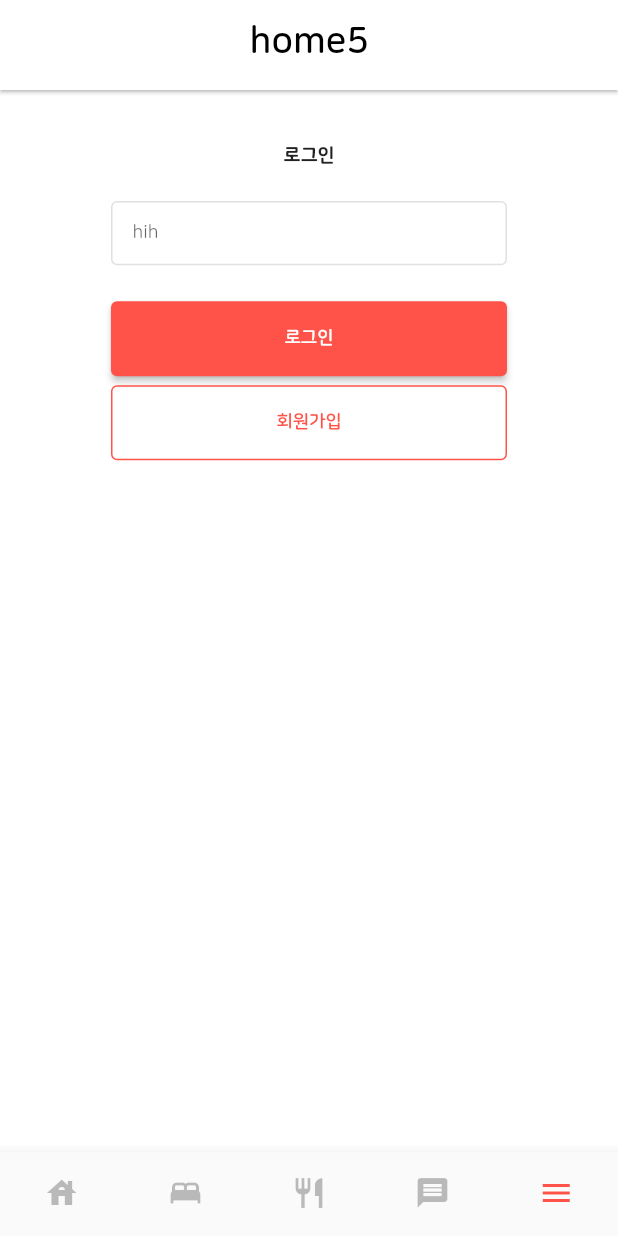
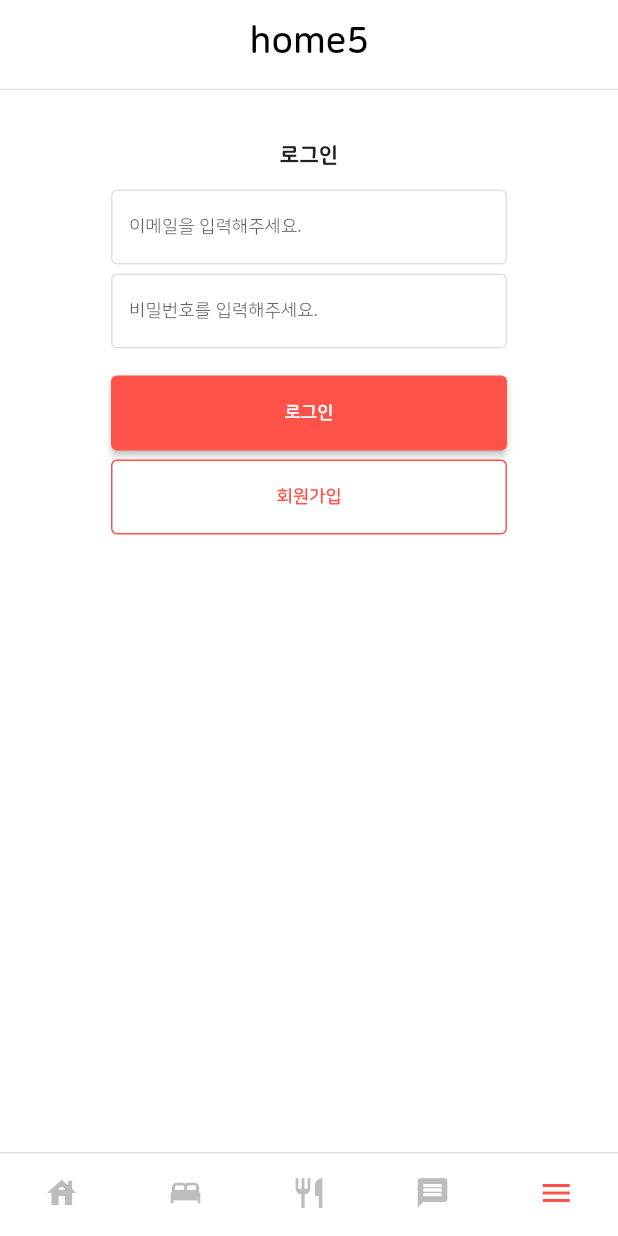
Before and after one commit to ttap0704/pet-app, a Flutter app: the screen it shows after launch, item 5 of the bottom bar chosen, on a phone screen of 412 x 824 dp. Run offline on Flutter 3.47's test engine with Material 2 defaults, Android fonts, the phone set to English and light mode, and no system bars; our stand-ins replace hooks_riverpod; missing offline and left inert: dart:html; network calls fail.

Commit message:
modify whole layout

```diff
--- a/lib/views/user/index.dart
+++ b/lib/views/user/index.dart
@@ -1,11 +1,8 @@
 import 'package:flutter/material.dart';
 import 'package:hooks_riverpod/hooks_riverpod.dart';
-import 'package:pet_app/classes/mungroad_colors.dart';
 import 'package:pet_app/store/user.dart';
-import 'package:pet_app/styles.dart';
-import 'package:pet_app/widgets/common/common_input.dart';
-import 'package:pet_app/widgets/layout/layout_contents.dart';
 import 'package:pet_app/widgets/layout/layout_login.dart';
+import 'package:pet_app/widgets/layout/layout_small.dart';
 
 class UserIndex extends ConsumerStatefulWidget {
   const UserIndex({Key? key}) : super(key: key);
@@ -20,77 +17,14 @@ class UserIndexState extends ConsumerState<UserIndex> {
     final watchUser = ref.watch(userProvider);
 
     if (watchUser.id == 0) {
-      return const LayoutLogin(child: NotLoginLayout());
+      return const LayoutSmall(child: LayoutLogin());
     } else {
       return Column(
         children: [
-          ProfileBox(),
+          const ProfileBox(),
         ],
       );
     }
-  }
-}
-
-class NotLoginLayout extends StatelessWidget {
-  const NotLoginLayout({Key? key}) : super(key: key);
-
-  @override
-  Widget build(BuildContext context) {
-    TextStyle buttonTextStyle = TextStyle(
-      fontWeight: FontWeight.w700,
-      fontSize: multiplyFree(defaultSize, 1),
-    );
-    double maxWidth = multiplyFree(defaultSize, 10);
-    return Column(
-      mainAxisAlignment: MainAxisAlignment.start,
-      crossAxisAlignment: CrossAxisAlignment.center,
-      children: [
-        Text(
-          '로그인',
-          style: TextStyle(
-            fontSize: multiplyFree(defaultSize, 1.05),
-            fontWeight: FontWeight.w800,
-          ),
-        ),
-        SizedBox(
-          height: multiply20(defaultSize),
-        ),
-        CommonInput(),
-        SizedBox(
-          height: multiply20(defaultSize),
-        ),
-        FractionallySizedBox(
-          widthFactor: 1,
-          child: ElevatedButton(
-            onPressed: () {},
-            style: ElevatedButton.styleFrom(
-              padding: EdgeInsets.symmetric(
-                vertical: multiply15(defaultSize),
-              ),
-            ),
-            child: Text(
-              '로그인',
-              style: buttonTextStyle,
-            ),
-          ),
-        ),
-        SizedBox(
-          height: multiply05(defaultSize),
-        ),
-        FractionallySizedBox(
-          widthFactor: 1,
-          child: OutlinedButton(
-            onPressed: () {},
-            style: OutlinedButton.styleFrom(
-              padding: EdgeInsets.symmetric(
-                vertical: multiply15(defaultSize),
-              ),
-            ),
-            child: Text('회원가입', style: buttonTextStyle),
-          ),
-        ),
-      ],
-    );
   }
 }
 
--- a/lib/widgets/common/app_bar.dart
+++ b/lib/widgets/common/app_bar.dart
@@ -27,9 +27,27 @@ class CustomAppBarState extends ConsumerState<CustomAppBar> {
     final commonWatch = ref.watch(commonProvider);
 
     final bool isHome = commonWatch.tabNumber == 0 ? true : false;
-    final Color homeTitleColor = isHome ? Colors.white : Colors.black;
+    final double width = MediaQuery.of(context).size.width;
 
-    return AppBar(
+    double paddingValue = 0;
+    if (width > 1000) {
+      paddingValue = (width - 1000) / 2;
+    }
+
+    return Container(
+      padding: EdgeInsets.symmetric(
+        horizontal: paddingValue,
+      ),
+      decoration: BoxDecoration(
+        border: const Border(
+          bottom: BorderSide(
+            color: Colors.black12,
+            width: 1,
+          ),
+        ),
+        color: isHome ? MungroadColors.orange : Colors.white,
+      ),
+      child: AppBar(
         leading: widget.useBackButton ? const BackButton() : null,
         centerTitle: true,
         title: Text(
@@ -42,8 +60,9 @@ class CustomAppBarState extends ConsumerState<CustomAppBar> {
         ),
         backgroundColor: isHome ? MungroadColors.orange : Colors.white,
         bottomOpacity: 1,
-      elevation: 1,
+        elevation: 0,
         shadowColor: Colors.black,
+      ),
     );
   }
 
--- a/lib/widgets/common/bottom_nav.dart
+++ b/lib/widgets/common/bottom_nav.dart
@@ -30,7 +30,29 @@ class CustomBottomNavigationState
   Widget build(BuildContext context) {
     final commonRead = ref.read(commonProvider.notifier);
     final commonWatch = ref.watch(commonProvider);
-    return BottomNavigationBar(
+    final double width = MediaQuery.of(context).size.width;
+
+    double paddingValue = 0;
+    if (width > 1000) {
+      paddingValue = (width - 1000) / 2;
+    }
+
+    return Container(
+      height: kBottomNavigationBarHeight,
+      alignment: Alignment.bottomCenter,
+      padding: EdgeInsets.symmetric(
+        horizontal: paddingValue,
+      ),
+      decoration: const BoxDecoration(
+        color: Colors.white,
+        border: Border(
+          top: BorderSide(
+            color: Colors.black12,
+            width: 1,
+          ),
+        ),
+      ),
+      child: BottomNavigationBar(
         onTap: (int tab) {
           commonRead.setTabNumber(tab);
         },
@@ -48,6 +70,9 @@ class CustomBottomNavigationState
         showSelectedLabels: false,
         showUnselectedLabels: false,
         type: BottomNavigationBarType.fixed,
+        backgroundColor: Colors.white,
+        elevation: 0,
+      ),
     );
   }
 }
--- a/lib/widgets/common/common_input.dart
+++ b/lib/widgets/common/common_input.dart
@@ -17,6 +17,33 @@ class CommonInput extends ConsumerStatefulWidget {
 }
 
 class CommonInputState extends ConsumerState<CommonInput> {
+  String _hint = '';
+  String _value = '';
+
+  @override
+  void initState() {
+    // TODO: implement initState
+    super.initState();
+    String tmpHint = '';
+    String tmpValue = '';
+    if (widget.hint != null) {
+      tmpHint = widget.hint.toString();
+    } else {
+      tmpHint = '';
+    }
+
+    if (widget.value != null) {
+      tmpValue = widget.value.toString();
+    } else {
+      tmpValue = '';
+    }
+
+    setState(() {
+      _hint = tmpHint;
+      _value = tmpValue;
+    });
+  }
+
   final OutlineInputBorder commonBorderStyle = const OutlineInputBorder(
     borderSide: BorderSide(
       color: Colors.black12,
@@ -35,13 +62,13 @@ class CommonInputState extends ConsumerState<CommonInput> {
         enabledBorder: commonBorderStyle,
         isDense: true,
         contentPadding: EdgeInsets.symmetric(
-          vertical: multiplyFree(defaultSize, 1.2),
-          horizontal: multiplyFree(defaultSize, 1.2),
+          vertical: multiplyFree(defaultSize, 1.5),
+          horizontal: multiplyFree(defaultSize, 1),
         ),
         labelStyle: fieldTextStyle,
         hintStyle: fieldTextStyle,
-        floatingLabelBehavior: FloatingLabelBehavior.never,
-        hintText: 'hih',
+        floatingLabelBehavior: FloatingLabelBehavior.always,
+        hintText: _hint,
       ),
       cursorColor: Colors.black12,
     );
--- a/lib/widgets/layout/layout_button_bar.dart
+++ b/lib/widgets/layout/layout_button_bar.dart
@@ -32,6 +32,12 @@ class LayoutButtonBarState extends ConsumerState<LayoutButtonBar> {
 
   @override
   Widget build(BuildContext context) {
+    final double width = MediaQuery.of(context).size.width;
+
+    double paddingValue = 0;
+    if (width > 1000) {
+      paddingValue = (width - 1000) / 2;
+    }
     return Container(
       color: Colors.white,
       width: double.infinity,
@@ -51,6 +57,9 @@ class LayoutButtonBarState extends ConsumerState<LayoutButtonBar> {
                   width: 1,
                 ),
               ),
+            ),
+            padding: EdgeInsets.symmetric(
+              horizontal: paddingValue,
             ),
             child: ButtonBar(
               buttonHeight: multiply20(defaultSize),
@@ -85,9 +94,12 @@ class LayoutButtonBarState extends ConsumerState<LayoutButtonBar> {
               ],
             ),
           ),
-          SizedBox(
+          Container(
             width: MediaQuery.of(context).size.width,
             height: MediaQuery.of(context).size.height - 160,
+            padding: EdgeInsets.symmetric(
+              horizontal: paddingValue,
+            ),
             child: Container(
               padding: EdgeInsets.symmetric(
                 vertical: multiply14(defaultSize),
--- a/lib/widgets/layout/layout_contents.dart
+++ b/lib/widgets/layout/layout_contents.dart
@@ -14,10 +14,20 @@ class LayoutContents extends ConsumerStatefulWidget {
 class LayoutContentsState extends ConsumerState<LayoutContents> {
   @override
   Widget build(BuildContext context) {
+    final double width = MediaQuery.of(context).size.width;
+
+    double paddingValue = 0;
+    if (width > 1000) {
+      paddingValue = (width - 1000) / 2;
+    }
+
     return Container(
       color: Colors.white,
       width: double.infinity,
       height: double.infinity,
+      padding: EdgeInsets.symmetric(
+        horizontal: paddingValue,
+      ),
       child: widget.child,
     );
   }
--- a/lib/widgets/layout/layout_login.dart
+++ b/lib/widgets/layout/layout_login.dart
@@ -1,11 +1,11 @@
 import 'package:flutter/material.dart';
 import 'package:hooks_riverpod/hooks_riverpod.dart';
 import 'package:pet_app/styles.dart';
+import 'package:pet_app/widgets/common/common_input.dart';
 
 class LayoutLogin extends ConsumerStatefulWidget {
-  const LayoutLogin({Key? key, required this.child}) : super(key: key);
+  const LayoutLogin({Key? key}) : super(key: key);
 
-  final Widget child;
   @override
   LayoutLoginState createState() => LayoutLoginState();
 }
@@ -13,19 +13,75 @@ class LayoutLogin extends ConsumerStatefulWidget {
 class LayoutLoginState extends ConsumerState<LayoutLogin> {
   @override
   Widget build(BuildContext context) {
-    return Container(
-      color: Colors.white,
-      width: double.infinity,
-      height: double.infinity,
-      alignment: Alignment.center,
-      child: Container(
-        width: multiplyFree(defaultSize, 22),
-        height: double.infinity,
-        padding: EdgeInsets.symmetric(
-          vertical: multiplyFree(defaultSize, 3),
+    Map _loginInfo = {
+      'id': 'ttap0704@naver.com',
+      'password': 'ttap0704@naver',
+    };
+
+    TextStyle buttonTextStyle = TextStyle(
+      fontWeight: FontWeight.w700,
+      fontSize: multiplyFree(defaultSize, 1),
+    );
+
+    return Column(
+      mainAxisAlignment: MainAxisAlignment.start,
+      crossAxisAlignment: CrossAxisAlignment.center,
+      children: [
+        Text(
+          '로그인',
+          style: TextStyle(
+            fontSize: multiplyFree(defaultSize, 1.2),
+            fontWeight: FontWeight.w800,
+          ),
         ),
-        child: widget.child,
-      ),
+        SizedBox(
+          height: multiply12(defaultSize),
+        ),
+        CommonInput(
+          hint: '이메일을 입력해주세요.',
+          value: _loginInfo['id'],
+        ),
+        SizedBox(
+          height: multiply05(defaultSize),
+        ),
+        CommonInput(
+          hint: '비밀번호를 입력해주세요.',
+          value: _loginInfo['password'],
+        ),
+        SizedBox(
+          height: multiplyFree(defaultSize, 1.5),
+        ),
+        FractionallySizedBox(
+          widthFactor: 1,
+          child: ElevatedButton(
+            onPressed: () {},
+            style: ElevatedButton.styleFrom(
+              padding: EdgeInsets.symmetric(
+                vertical: multiply15(defaultSize),
+              ),
+            ),
+            child: Text(
+              '로그인',
+              style: buttonTextStyle,
+            ),
+          ),
+        ),
+        SizedBox(
+          height: multiply05(defaultSize),
+        ),
+        FractionallySizedBox(
+          widthFactor: 1,
+          child: OutlinedButton(
+            onPressed: () {},
+            style: OutlinedButton.styleFrom(
+              padding: EdgeInsets.symmetric(
+                vertical: multiply15(defaultSize),
+              ),
+            ),
+            child: Text('회원가입', style: buttonTextStyle),
+          ),
+        ),
+      ],
     );
   }
 }
--- /dev/null
+++ b/lib/widgets/layout/layout_small.dart
@@ -0,0 +1,31 @@
+import 'package:flutter/material.dart';
+import 'package:hooks_riverpod/hooks_riverpod.dart';
+import 'package:pet_app/styles.dart';
+
+class LayoutSmall extends ConsumerStatefulWidget {
+  const LayoutSmall({Key? key, required this.child}) : super(key: key);
+
+  final Widget child;
+  @override
+  LayoutSmallState createState() => LayoutSmallState();
+}
+
+class LayoutSmallState extends ConsumerState<LayoutSmall> {
+  @override
+  Widget build(BuildContext context) {
+    return Container(
+      color: Colors.white,
+      width: double.infinity,
+      height: double.infinity,
+      alignment: Alignment.center,
+      child: Container(
+        width: multiplyFree(defaultSize, 22),
+        height: double.infinity,
+        padding: EdgeInsets.symmetric(
+          vertical: multiplyFree(defaultSize, 3),
+        ),
+        child: widget.child,
+      ),
+    );
+  }
+}
```
Lines whose indentation alone changed are shown as unchanged.
